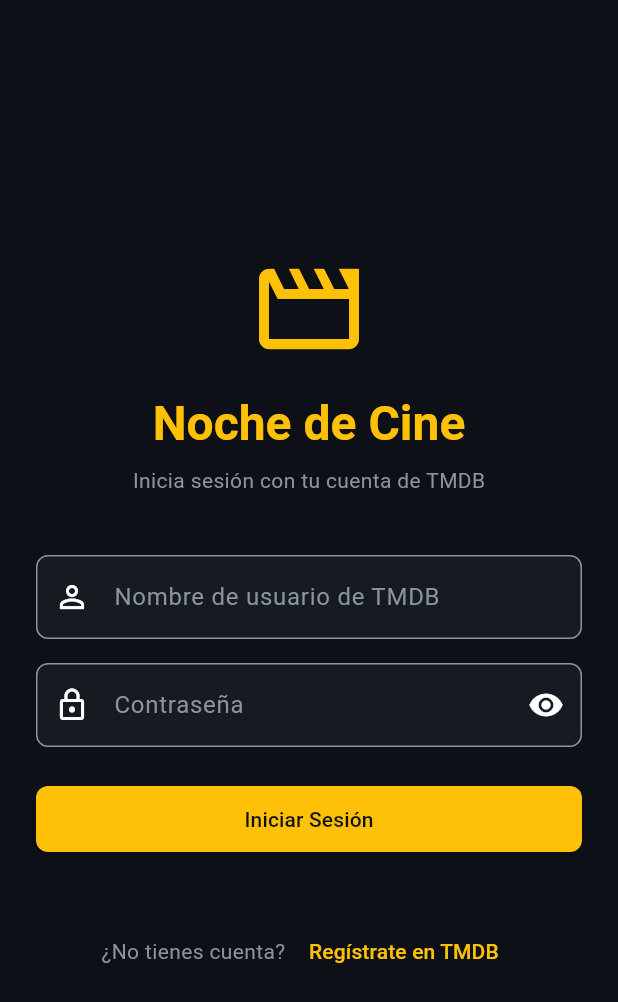
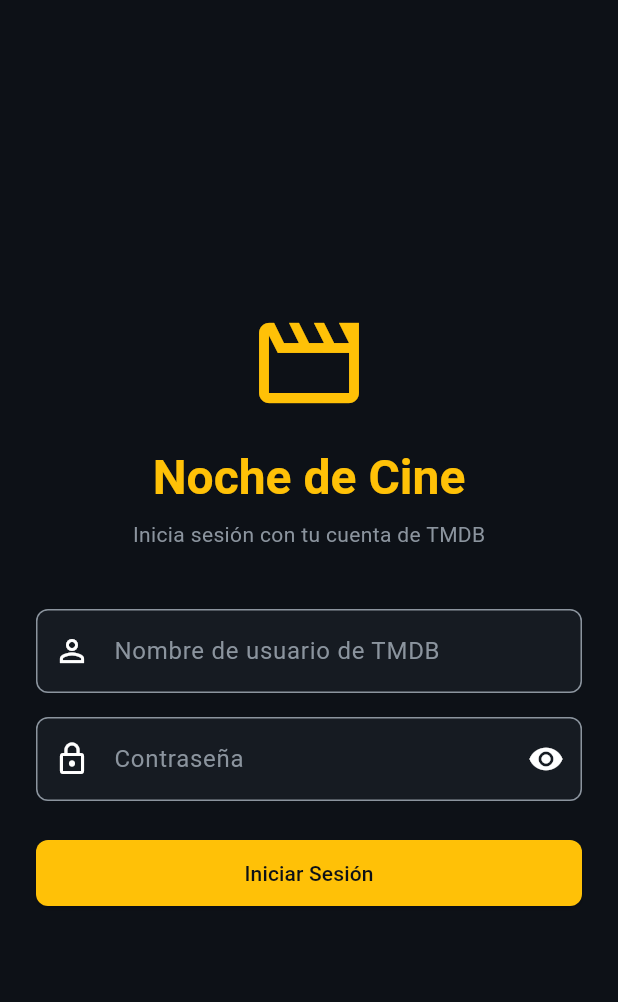
Before and after one commit to Juliocpo946/movie_night, a Flutter app: the screen it shows after launch, on a phone screen of 412 x 824 dp. Shown: the top 1002 px of the screen. Run offline on Flutter 3.47's test engine with Material 3 defaults, Android fonts, the phone set to English and light mode, and no system bars; our stand-ins replace cached_network_image, flutter_dotenv, go_router; accounts and stored records are empty.

Commit message:
correciones minimas en el main

```diff
--- a/lib/features/auth/presentation/pages/login_view.dart
+++ b/lib/features/auth/presentation/pages/login_view.dart
@@ -1,5 +1,4 @@
 import 'package:flutter/material.dart';
-import 'package:go_router/go_router.dart';
 import 'package:provider/provider.dart';
 
 import '../../../../core/config/app_theme.dart';
@@ -51,8 +50,6 @@
                 _buildLoginButton(),
                 const SizedBox(height: 16),
                 _buildErrorMessage(),
-                const SizedBox(height: 24),
-                _buildRegisterLink(),
               ],
             ),
           ),
@@ -181,25 +178,6 @@
     );
   }
 
-  Widget _buildRegisterLink() {
-    return Row(
-      mainAxisAlignment: MainAxisAlignment.center,
-      children: [
-        Text(
-          '¿No tienes cuenta? ',
-          style: Theme.of(context).textTheme.bodyMedium,
-        ),
-        TextButton(
-          onPressed: () => context.go('/register'),
-          child: Text(
-            'Regístrate en TMDB',
-            style: TextStyle(color: AppTheme.vibrantAmber),
-          ),
-        ),
-      ],
-    );
-  }
-
   void _handleLogin() {
     if (_formKey.currentState?.validate() ?? false) {
       context.read<LoginViewModel>().login(
```
